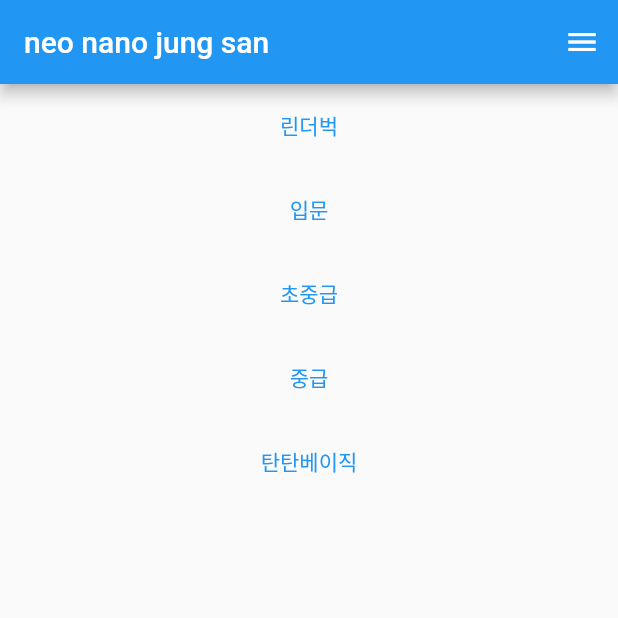
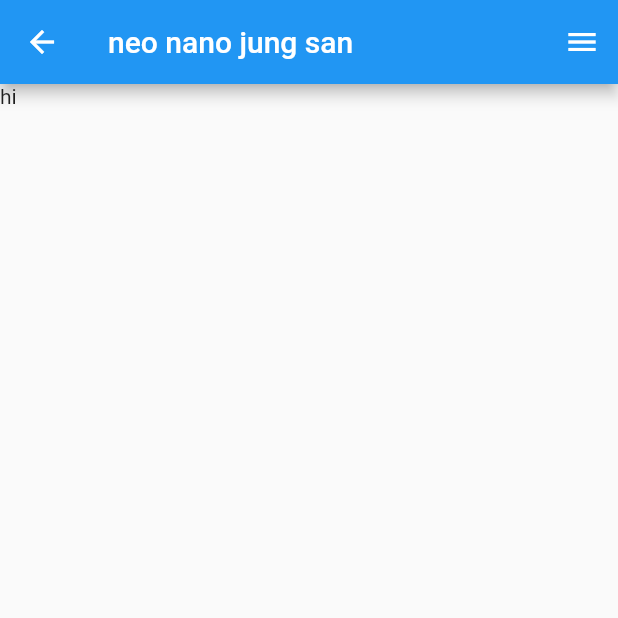
Before and after one commit to SuperRPM/balancing, a Flutter app: the screen it shows after launch, after a tap on "린더벅", on a phone screen of 412 x 824 dp, the top half of it. Run offline on Flutter 3.47's test engine with Material 2 defaults, Android fonts, the phone set to English and light mode, and no system bars.

Commit message:
routing functionally success

```diff
--- a/lib/main.dart
+++ b/lib/main.dart
@@ -5,7 +5,7 @@ void main() {
     initialRoute: '/',
     routes: {
       '/': (context) => MyApp(),
-      '/check_people': (context) => Text("check_people"),
+      '/check_people': (context) => CheckPeoplePage(),
       '/choose_menu': (context) => Text("choose_menu"),
       '/history': (context) => Text("history"),
       '/input_price': (context) => Text("input_price"),
@@ -30,7 +30,9 @@ class MyApp extends StatelessWidget {
               return ListTile(
                 title: TextButton(
                   child: Text(classList[i].toString()),
-                  onPressed: () {},
+                  onPressed: () {
+                    Navigator.pushNamed(context, '/check_people');
+                  },
                 ),
               );
             })
@@ -44,11 +46,15 @@ class MyApp extends StatelessWidget {
   }
 }
 
-class ChooseClass extends StatelessWidget {
-  const ChooseClass({super.key});
+class CheckPeoplePage extends StatelessWidget {
+  const CheckPeoplePage({super.key});
 
   @override
   Widget build(BuildContext context) {
-    return const Placeholder();
+    return Scaffold(
+        appBar: AppBar(
+            title: Text("neo nano jung san"),
+            actions: [IconButton(onPressed: () {}, icon: Icon(Icons.menu))]),
+        body: Text('hi'));
   }
 }
```
